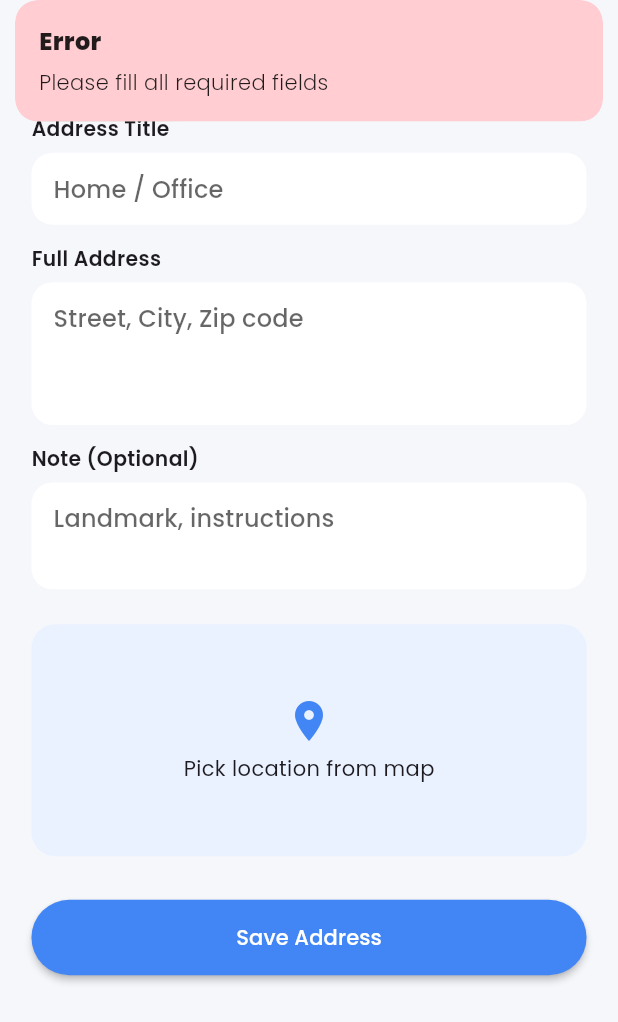
After one commit to Hassaan-Rajwani/Fix-Master, a Flutter app: the AddNewAddressScreen screen opened directly, after a tap on "Save Address", on a phone screen of 412 x 824 dp. The commit adds this screen. Shown: the top 1022 px of the screen. Run offline on Flutter 3.47's test engine with Material 3 defaults, Android fonts, the phone set to English and light mode, and no system bars; our stand-ins replace date_picker_timeline, flutter_screenutil, font_awesome_flutter, get, google_fonts.

Commit message:
fix: changes

```diff
--- a/lib/pages/customer/home/booking/location_stepper.dart
+++ b/lib/pages/customer/home/booking/location_stepper.dart
@@ -1,4 +1,5 @@
 import 'package:fix_master/controllers/customer/home/booking_stepper_controller.dart';
+import 'package:fix_master/pages/customer/setting/add_new_address.dart';
 import 'package:flutter/material.dart';
 import 'package:flutter_screenutil/flutter_screenutil.dart';
 import 'package:get/get.dart';
@@ -63,7 +64,9 @@ class ServiceLocationStep extends StatelessWidget {
           SizedBox(height: 14.h),
 
           /// ➕ Add New Address
-          Container(
+          GestureDetector(
+            onTap: () => Get.to(() => AddNewAddressScreen()),
+            child: Container(
               width: double.infinity,
               padding: EdgeInsets.symmetric(vertical: 14.h),
               decoration: BoxDecoration(
@@ -77,6 +80,7 @@ class ServiceLocationStep extends StatelessWidget {
                     color: Colors.grey,
                     fontSize: 14.sp,
                     fontWeight: FontWeight.w500,
+                  ),
                 ),
               ),
             ),
--- /dev/null
+++ b/lib/pages/customer/setting/add_new_address.dart
@@ -0,0 +1,159 @@
+// ignore_for_file: deprecated_member_use
+
+import 'package:flutter/material.dart';
+import 'package:flutter_screenutil/flutter_screenutil.dart';
+import 'package:get/get.dart';
+import 'package:fix_master/controllers/customer/home/booking_stepper_controller.dart';
+
+class AddNewAddressScreen extends StatelessWidget {
+  AddNewAddressScreen({super.key});
+
+  final controller = Get.find<BookingStepperController>();
+
+  final titleCtrl = TextEditingController();
+  final addressCtrl = TextEditingController();
+  final noteCtrl = TextEditingController();
+
+  @override
+  Widget build(BuildContext context) {
+    return Scaffold(
+      backgroundColor: const Color(0xffF6F7FB),
+      appBar: AppBar(
+        elevation: 0,
+        backgroundColor: const Color(0xffF6F7FB),
+        leading: IconButton(
+          icon: const Icon(Icons.arrow_back, color: Colors.black),
+          onPressed: () => Get.back(),
+        ),
+        title: const Text(
+          "Add New Address",
+          style: TextStyle(color: Colors.black),
+        ),
+        centerTitle: true,
+      ),
+      body: SingleChildScrollView(
+        padding: EdgeInsets.all(20.w),
+        child: Column(
+          crossAxisAlignment: CrossAxisAlignment.start,
+          children: [
+            _inputField(
+              label: "Address Title",
+              hint: "Home / Office",
+              controller: titleCtrl,
+            ),
+            SizedBox(height: 14.h),
+
+            _inputField(
+              label: "Full Address",
+              hint: "Street, City, Zip code",
+              controller: addressCtrl,
+              maxLines: 3,
+            ),
+            SizedBox(height: 14.h),
+
+            _inputField(
+              label: "Note (Optional)",
+              hint: "Landmark, instructions",
+              controller: noteCtrl,
+              maxLines: 2,
+            ),
+            SizedBox(height: 24.h),
+
+            /// 🗺 Map placeholder
+            Container(
+              height: 160.h,
+              width: double.infinity,
+              decoration: BoxDecoration(
+                color: const Color(0xffEAF1FF),
+                borderRadius: BorderRadius.circular(16),
+              ),
+              child: Column(
+                mainAxisAlignment: MainAxisAlignment.center,
+                children: [
+                  const Icon(
+                    Icons.location_on,
+                    color: Color(0xff4285F4),
+                    size: 32,
+                  ),
+                  SizedBox(height: 6.h),
+                  const Text("Pick location from map"),
+                ],
+              ),
+            ),
+
+            SizedBox(height: 30.h),
+
+            /// Save Button
+            SizedBox(
+              width: double.infinity,
+              height: 52.h,
+              child: ElevatedButton(
+                onPressed: () {
+                  if (titleCtrl.text.isEmpty || addressCtrl.text.isEmpty) {
+                    Get.snackbar(
+                      "Error",
+                      "Please fill all required fields",
+                      backgroundColor: Colors.red.shade100,
+                    );
+                    return;
+                  }
+
+                  controller.addresses.add({
+                    "icon": Icons.home,
+                    "title": titleCtrl.text,
+                    "address": addressCtrl.text,
+                  });
+
+                  Get.back();
+                },
+                style: ElevatedButton.styleFrom(
+                  backgroundColor: const Color(0xff4285F4),
+                  shape: RoundedRectangleBorder(
+                    borderRadius: BorderRadius.circular(30),
+                  ),
+                ),
+                child: const Text("Save Address"),
+              ),
+            ),
+          ],
+        ),
+      ),
+    );
+  }
+
+  /// 🔤 Input Field
+  Widget _inputField({
+    required String label,
+    required String hint,
+    required TextEditingController controller,
+    int maxLines = 1,
+  }) {
+    return Column(
+      crossAxisAlignment: CrossAxisAlignment.start,
+      children: [
+        Text(
+          label,
+          style: TextStyle(fontSize: 14.sp, fontWeight: FontWeight.w600),
+        ),
+        SizedBox(height: 6.h),
+        TextField(
+          controller: controller,
+          maxLines: maxLines,
+          decoration: InputDecoration(
+            hintText: hint,
+            filled: true,
+            fillColor: Colors.white,
+            contentPadding: EdgeInsets.symmetric(
+              horizontal: 14.w,
+              vertical: 12.h,
+            ),
+            border: OutlineInputBorder(
+              borderRadius: BorderRadius.circular(14),
+              borderSide: BorderSide.none,
+            ),
+          ),
+        ),
+      ],
+    );
+  }
+}
```
Lines whose indentation alone changed are shown as unchanged.
